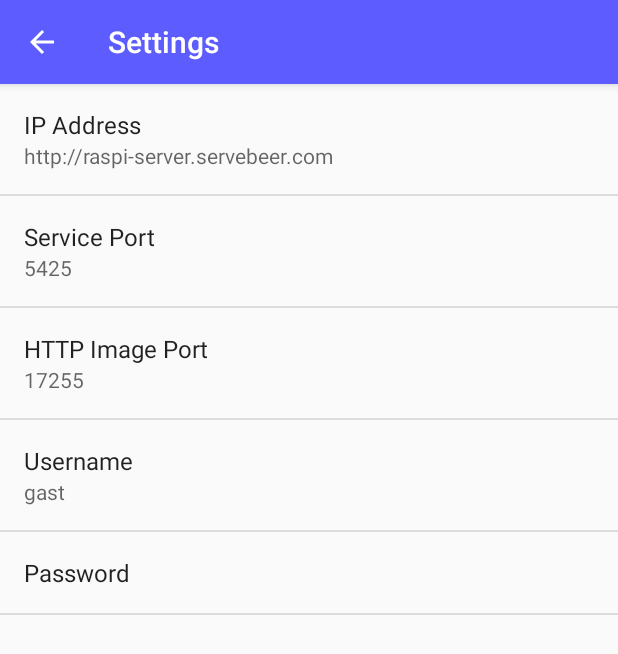
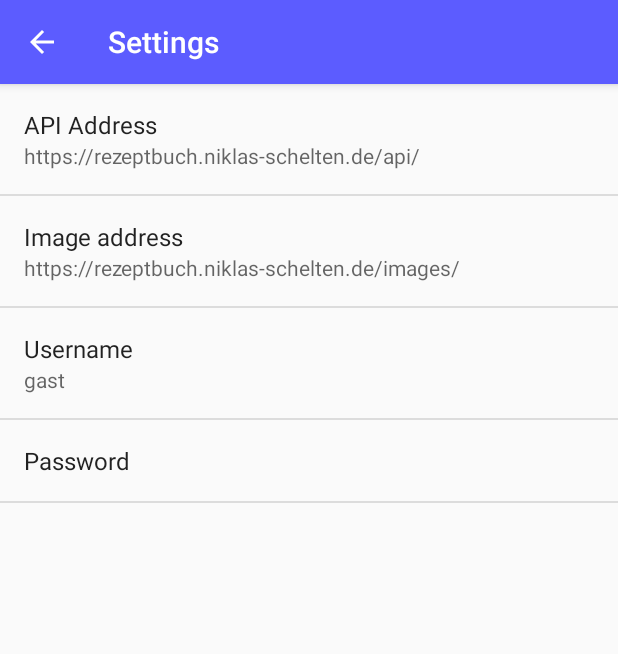
Before and after one commit to Nik-Sch/Rezeptbuch-Android, an Android app: the SettingsActivity screen opened directly, with no data from a screen before it, on a phone screen of 412 x 824 dp. Shown: the top 654 px of the screen. Run offline under Robolectric (Android 15) with nearby library versions, the phone set to English and light mode, and no system bars; network calls fail.

Commit message:
fixed bugs and stuff

```diff
--- a/app/src/main/java/net/ddns/raspi_server/rezeptbuch/ui/CreateRecipeActivity.kt
+++ b/app/src/main/java/net/ddns/raspi_server/rezeptbuch/ui/CreateRecipeActivity.kt
@@ -208,7 +208,7 @@ class CreateRecipeActivity : AppCompatActivity(), WebClient.RecipeUploadCallback
     val webClient = WebClient(this)
     val recipe = DataStructures.Recipe(mRecipe?._ID ?: -1,
             mTitleEdit.text.toString(),
-            mSpinner.selectedItemPosition - 1,
+            (mSpinner.selectedItem as DataStructures.Category)._ID,
             mIngredientsEdit.text.toString(),
             mDescriptionEdit.text.toString(),
             mLocalImagePath ?: "",
@@ -334,6 +334,8 @@ class CreateRecipeActivity : AppCompatActivity(), WebClient.RecipeUploadCallback
                       // select it in the spinner
                       RecipeDatabase(this@CreateRecipeActivity).putCategory(category)
                       this@CreateRecipeActivity.mCategories.add(category)
+                      (this@CreateRecipeActivity.mSpinner.adapter as CategorySpinnerAdapter).add(category)
+                      (this@CreateRecipeActivity.mSpinner.adapter as CategorySpinnerAdapter).notifyDataSetChanged()
                       this@CreateRecipeActivity.mSpinner.invalidate()
                       this@CreateRecipeActivity.mSpinner.setSelection(this@CreateRecipeActivity
                               .mSpinner.count - 1)
--- a/app/src/main/java/net/ddns/raspi_server/rezeptbuch/ui/SettingsActivity.kt
+++ b/app/src/main/java/net/ddns/raspi_server/rezeptbuch/ui/SettingsActivity.kt
@@ -85,9 +85,8 @@ class SettingsActivity : AppCompatPreferenceActivity() {
       // to their values. When their values change, their summaries are
       // updated to reflect the new value, per the Android Design
       // guidelines.
-      bindPreferenceSummaryToValue(findPreference("ip_address"))
-      bindPreferenceSummaryToValue(findPreference("port"))
-      bindPreferenceSummaryToValue(findPreference("image_port"))
+      bindPreferenceSummaryToValue(findPreference("api_address"))
+      bindPreferenceSummaryToValue(findPreference("image_address"))
       bindPreferenceSummaryToValue(findPreference("username"))
 //      bindPreferenceSummaryToValue(findPreference("password"))
     }
--- a/app/src/main/res/values/strings.xml
+++ b/app/src/main/res/values/strings.xml
@@ -63,14 +63,11 @@
 
     <!-- Strings related to Settings -->
 
-    <string name="pref_title_ip_address">IP Address</string>
-    <string name="pref_default_ip_address" translatable="false">http://raspi-server.servebeer.com</string>
+    <string name="pref_title_api_address">API Address</string>
+    <string name="pref_default_api_address" translatable="false">https://rezeptbuch.niklas-schelten.de/api/</string>
 
-    <string name="pref_title_port">Service Port</string>
-    <string name="pref_default_port" translatable="false">5425</string>
-
-    <string name="pref_title_image_port">HTTP Image Port</string>
-    <string name="pref_default_image_port" translatable="false">17255</string>
+    <string name="pref_title_image_address">Image address</string>
+    <string name="pref_default_image_address" translatable="false">https://rezeptbuch.niklas-schelten.de/images/</string>
 
     <string name="pref_title_username">Username</string>
     <string name="pref_default_username" translatable="false">gast</string>
--- /dev/null
+++ b/app/src/main/res/xml/network_security_config.xml
@@ -0,0 +1,6 @@
+<?xml version="1.0" encoding="utf-8"?>
+<network-security-config>
+    <domain-config cleartextTrafficPermitted="true">
+        <domain includeSubdomains="true">192.168.1.1</domain>
+    </domain-config>
+</network-security-config>
--- a/app/src/main/res/xml/pref_general.xml
+++ b/app/src/main/res/xml/pref_general.xml
@@ -1,39 +1,26 @@
 <PreferenceScreen xmlns:android="http://schemas.android.com/apk/res/android">
 
     <EditTextPreference
-        android:capitalize="words"
-        android:defaultValue="@string/pref_default_ip_address"
-        android:inputType="text"
-        android:key="ip_address"
+        android:defaultValue="@string/pref_default_api_address"
+        android:inputType="textUri"
+        android:key="api_address"
         android:maxLines="1"
         android:selectAllOnFocus="true"
         android:singleLine="true"
-        android:title="@string/pref_title_ip_address" />
+        android:title="@string/pref_title_api_address" />
 
     <EditTextPreference
-        android:capitalize="words"
-        android:defaultValue="@string/pref_default_port"
-        android:inputType="number"
-        android:key="port"
+        android:inputType="textUri"
+        android:defaultValue="@string/pref_default_image_address"
+        android:key="image_address"
         android:maxLines="1"
         android:selectAllOnFocus="true"
         android:singleLine="true"
-        android:title="@string/pref_title_port" />
+        android:title="@string/pref_title_image_address" />
 
     <EditTextPreference
-        android:capitalize="words"
-        android:defaultValue="@string/pref_default_image_port"
-        android:inputType="number"
-        android:key="image_port"
-        android:maxLines="1"
-        android:selectAllOnFocus="true"
-        android:singleLine="true"
-        android:title="@string/pref_title_image_port" />
-
-    <EditTextPreference
-        android:capitalize="words"
+        android:inputType="text"
         android:defaultValue="@string/pref_default_username"
-        android:inputType="text"
         android:key="username"
         android:maxLines="1"
         android:selectAllOnFocus="true"
@@ -41,9 +28,8 @@
         android:title="@string/pref_title_username" />
 
     <EditTextPreference
-        android:capitalize="words"
+        android:inputType="textVisiblePassword"
         android:defaultValue="@string/pref_default_password"
-        android:inputType="textVisiblePassword"
         android:key="password"
         android:maxLines="1"
         android:selectAllOnFocus="true"
--- a/build.gradle
+++ b/build.gradle
@@ -1,8 +1,9 @@
 // Top-level build file where you can add configuration options common to all sub-projects/modules.
 
 buildscript {
-    ext.kotlin_version = '1.3.31'
+    ext.kotlin_version = '1.3.71'
     repositories {
+        jcenter()
         mavenCentral()
         google()
         maven {
@@ -11,7 +12,7 @@ buildscript {
         }
     }
     dependencies {
-        classpath 'com.android.tools.build:gradle:3.4.2'
+        classpath 'com.android.tools.build:gradle:3.6.1'
         classpath "org.jetbrains.kotlin:kotlin-gradle-plugin:$kotlin_version"
 
         // NOTE: Do not place your application dependencies here; they belong
```
Also changed, not shown: app/build.gradle (+9 -9 lines), app/src/main/java/net/ddns/raspi_server/rezeptbuch/util/VolleyFileUploadRequest.kt (added, +118 -0 lines), app/src/main/java/net/ddns/raspi_server/rezeptbuch/util/WebClient.kt (+68 -103 lines), gradle/wrapper/gradle-wrapper.properties, 5 other files.
